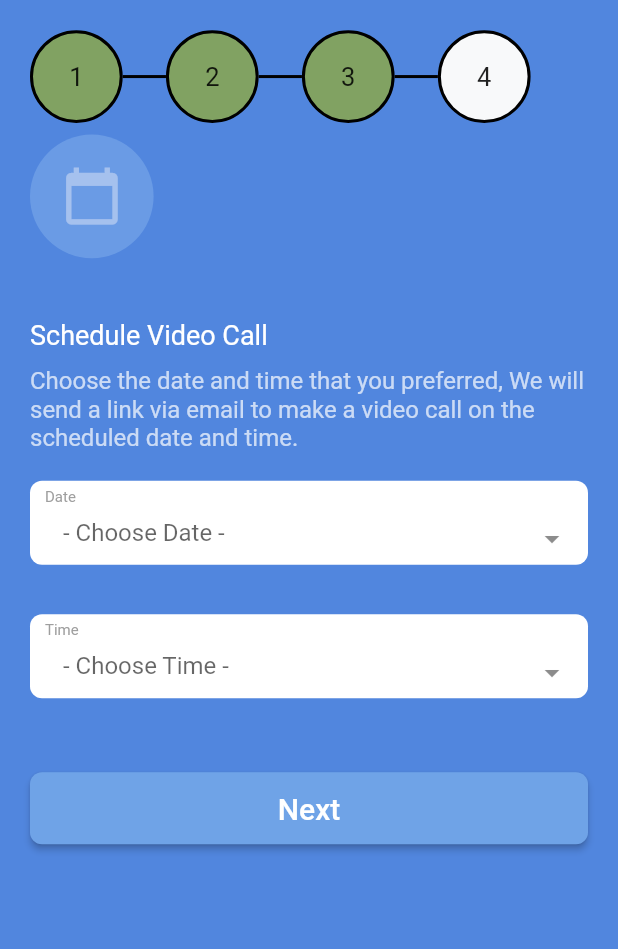
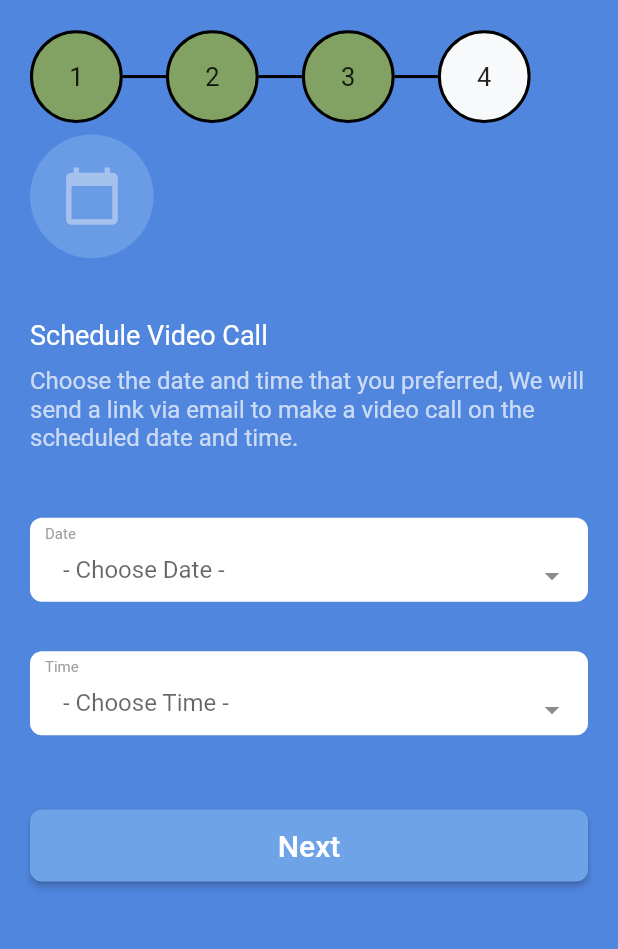
Before and after one commit to VijayMasal/assignment, a Flutter app: the ScheduleVideoCallPage screen opened directly, on a phone screen of 412 x 824 dp, the part 125-1074 px from its top. Run offline on Flutter 3.47's test engine with Material 2 defaults, Android fonts, the phone set to English and light mode, and no system bars.

Commit message:
Increase Schedule Video call Container height

```diff
--- a/lib/ScheduleVideoCall.dart
+++ b/lib/ScheduleVideoCall.dart
@@ -228,7 +228,7 @@ class _ScheduleVideoCallPageState extends State<ScheduleVideoCallPage> with Tick
                         Container(
                           width: MediaQuery.of(context).size.width,
                           margin: EdgeInsets.only(left: 20,right: 20),
-                          height: MediaQuery.of(context).size.height * 0.28,
+                          height: MediaQuery.of(context).size.height * 0.31,
                           child: Column(
 
                             children: <Widget>[
```
